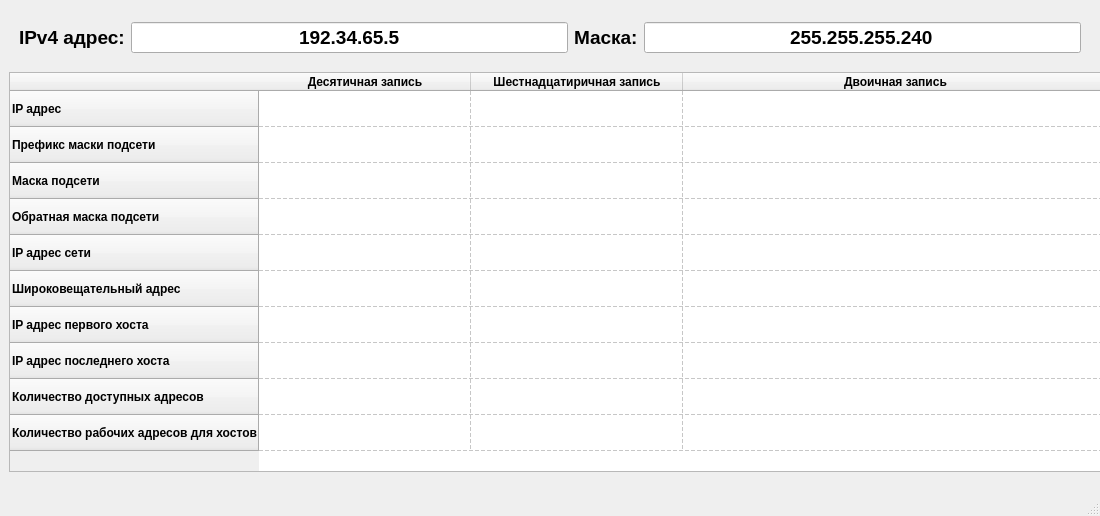
First picture: the form in gui.ui, repository freerunner1317/ipCalcPyCharm, before the edit.
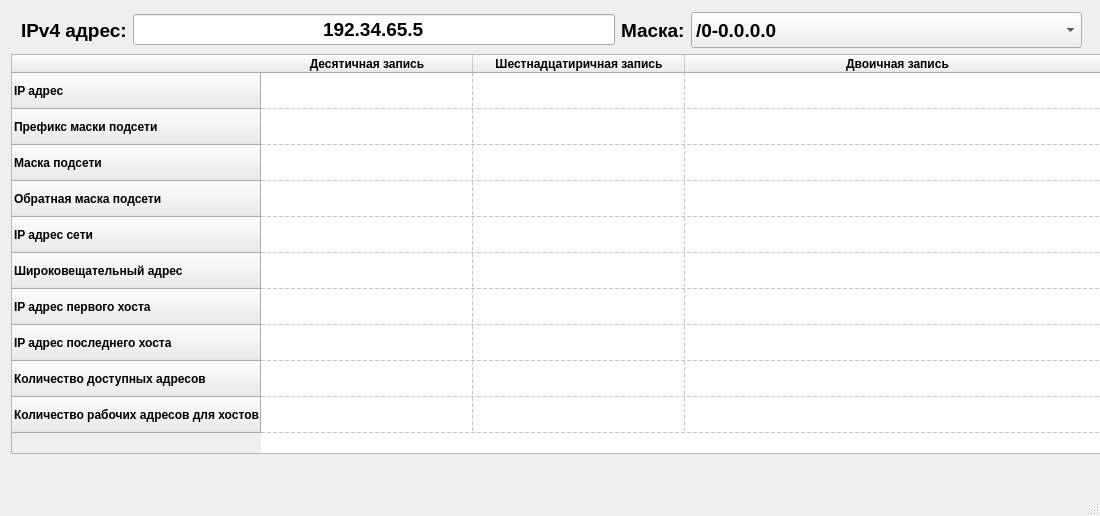
Second picture: the form after the edit.

Diff of the .ui file:
```diff
--- a/gui.ui
+++ b/gui.ui
@@ -41,99 +41,15 @@
    <bool>false</bool>
   </property>
   <widget class="QWidget" name="centralwidget">
-   <layout class="QVBoxLayout" name="verticalLayout">
-    <item>
-     <layout class="QHBoxLayout" name="horizontalLayout">
-      <property name="leftMargin">
-       <number>10</number>
-      </property>
-      <property name="topMargin">
-       <number>0</number>
-      </property>
-      <property name="rightMargin">
-       <number>10</number>
-      </property>
-      <property name="bottomMargin">
-       <number>0</number>
-      </property>
-      <item>
-       <widget class="QLabel" name="label">
-        <property name="font">
-         <font>
-          <pointsize>14</pointsize>
-          <weight>75</weight>
-          <bold>true</bold>
-         </font>
-        </property>
-        <property name="text">
-         <string>IPv4 адрес:</string>
-        </property>
-       </widget>
-      </item>
-      <item>
-       <widget class="QLineEdit" name="lineEdit_ip">
-        <property name="enabled">
-         <bool>true</bool>
-        </property>
-        <property name="font">
-         <font>
-          <pointsize>14</pointsize>
-          <weight>75</weight>
-          <bold>true</bold>
-         </font>
-        </property>
-        <property name="autoFillBackground">
-         <bool>false</bool>
-        </property>
-        <property name="styleSheet">
-         <string notr="true">lineEdit_ip { opacity:0.5;}</string>
-        </property>
-        <property name="text">
-         <string>192.34.65.5</string>
-        </property>
-        <property name="alignment">
-         <set>Qt::AlignCenter</set>
-        </property>
-       </widget>
-      </item>
-      <item>
-       <widget class="QLabel" name="label_2">
-        <property name="font">
-         <font>
-          <pointsize>14</pointsize>
-          <weight>75</weight>
-          <bold>true</bold>
-         </font>
-        </property>
-        <property name="text">
-         <string>Маска:</string>
-        </property>
-       </widget>
-      </item>
-      <item>
-       <widget class="QLineEdit" name="lineEdit_mask">
-        <property name="font">
-         <font>
-          <pointsize>14</pointsize>
-          <weight>75</weight>
-          <bold>true</bold>
-         </font>
-        </property>
-        <property name="autoFillBackground">
-         <bool>false</bool>
-        </property>
-        <property name="text">
-         <string>255.255.255.240</string>
-        </property>
-        <property name="alignment">
-         <set>Qt::AlignCenter</set>
-        </property>
-       </widget>
-      </item>
-     </layout>
-    </item>
-    <item>
      <widget class="QTableWidget" name="tableWidget">
+    <property name="geometry">
+     <rect>
+      <x>11</x>
+      <y>54</y>
+      <width>1100</width>
+      <height>400</height>
+     </rect>
+    </property>
       <property name="sizePolicy">
        <sizepolicy hsizetype="Preferred" vsizetype="Preferred">
         <horstretch>0</horstretch>
@@ -281,8 +197,258 @@
        </property>
       </item>
      </widget>
-    </item>
-   </layout>
+   <widget class="QWidget" name="layoutWidget">
+    <property name="geometry">
+     <rect>
+      <x>21</x>
+      <y>12</y>
+      <width>1061</width>
+      <height>36</height>
+     </rect>
+    </property>
+    <layout class="QHBoxLayout" name="horizontalLayout">
+     <item>
+      <widget class="QLabel" name="label">
+       <property name="font">
+        <font>
+         <pointsize>14</pointsize>
+         <weight>75</weight>
+         <bold>true</bold>
+        </font>
+       </property>
+       <property name="text">
+        <string>IPv4 адрес:</string>
+       </property>
+      </widget>
+     </item>
+     <item>
+      <widget class="QLineEdit" name="lineEdit_ip">
+       <property name="enabled">
+        <bool>true</bool>
+       </property>
+       <property name="font">
+        <font>
+         <pointsize>14</pointsize>
+         <weight>75</weight>
+         <bold>true</bold>
+        </font>
+       </property>
+       <property name="autoFillBackground">
+        <bool>false</bool>
+       </property>
+       <property name="styleSheet">
+        <string notr="true">lineEdit_ip { opacity:0.5;}</string>
+       </property>
+       <property name="text">
+        <string>192.34.65.5</string>
+       </property>
+       <property name="alignment">
+        <set>Qt::AlignCenter</set>
+       </property>
+      </widget>
+     </item>
+     <item>
+      <widget class="QLabel" name="label_2">
+       <property name="font">
+        <font>
+         <pointsize>14</pointsize>
+         <weight>75</weight>
+         <bold>true</bold>
+        </font>
+       </property>
+       <property name="text">
+        <string>Маска:</string>
+       </property>
+      </widget>
+     </item>
+     <item>
+      <widget class="QComboBox" name="comboBox">
+       <property name="sizePolicy">
+        <sizepolicy hsizetype="Preferred" vsizetype="Preferred">
+         <horstretch>0</horstretch>
+         <verstretch>0</verstretch>
+        </sizepolicy>
+       </property>
+       <property name="minimumSize">
+        <size>
+         <width>391</width>
+         <height>0</height>
+        </size>
+       </property>
+       <property name="font">
+        <font>
+         <pointsize>14</pointsize>
+         <weight>75</weight>
+         <bold>true</bold>
+        </font>
+       </property>
+       <property name="layoutDirection">
+        <enum>Qt::LeftToRight</enum>
+       </property>
+       <item>
+        <property name="text">
+         <string>/0-0.0.0.0</string>
+        </property>
+       </item>
+       <item>
+        <property name="text">
+         <string>/1-128.0.0.0</string>
+        </property>
+       </item>
+       <item>
+        <property name="text">
+         <string>/2-192.0.0.0</string>
+        </property>
+       </item>
+       <item>
+        <property name="text">
+         <string>/3-224.0.0.0</string>
+        </property>
+       </item>
+       <item>
+        <property name="text">
+         <string>/4-240.0.0.0</string>
+        </property>
+       </item>
+       <item>
+        <property name="text">
+         <string>/5-248.0.0.0</string>
+        </property>
+       </item>
+       <item>
+        <property name="text">
+         <string>/6-252.0.0.0</string>
+        </property>
+       </item>
+       <item>
+        <property name="text">
+         <string>/7-254.0.0.0</string>
+        </property>
+       </item>
+       <item>
+        <property name="text">
+         <string>/8-255.0.0.0</string>
+        </property>
+       </item>
+       <item>
+        <property name="text">
+         <string>/9-255.128.0.0</string>
+        </property>
+       </item>
+       <item>
+        <property name="text">
+         <string>/10-255.192.0.0</string>
+        </property>
+       </item>
+       <item>
+        <property name="text">
+         <string>/11-255.224.0.0</string>
+        </property>
+       </item>
+       <item>
+        <property name="text">
+         <string>/12-255.240.0.0</string>
+        </property>
+       </item>
+       <item>
+        <property name="text">
+         <string>/13-255.248.0.0</string>
+        </property>
+       </item>
+       <item>
+        <property name="text">
+         <string>/14-255.252.0.0</string>
+        </property>
+       </item>
+       <item>
+        <property name="text">
+         <string>/15-255.254.0.0</string>
+        </property>
+       </item>
+       <item>
+        <property name="text">
+         <string>/16-255.255.0.0</string>
+        </property>
+       </item>
+       <item>
+        <property name="text">
+         <string>/17-255.255.128</string>
+        </property>
+       </item>
+       <item>
+        <property name="text">
+         <string>/18-255.255.192</string>
+        </property>
+       </item>
+       <item>
+        <property name="text">
+         <string>/19-255.255.224</string>
+        </property>
+       </item>
+       <item>
+        <property name="text">
+         <string>/20-255.255.240</string>
+        </property>
+       </item>
+       <item>
+        <property name="text">
+         <string>/21-255.255.248</string>
+        </property>
+       </item>
+       <item>
+        <property name="text">
+         <string>/23-255.255.252</string>
+        </property>
+       </item>
+       <item>
+        <property name="text">
+         <string>/24-255.255.254</string>
+        </property>
+       </item>
+       <item>
+        <property name="text">
+         <string>/25-255.255.255.128</string>
+        </property>
+       </item>
+       <item>
+        <property name="text">
+         <string>/26-255.255.255.192</string>
+        </property>
+       </item>
+       <item>
+        <property name="text">
+         <string>/27-255.255.255.224</string>
+        </property>
+       </item>
+       <item>
+        <property name="text">
+         <string>/28-255.255.255.240</string>
+        </property>
+       </item>
+       <item>
+        <property name="text">
+         <string>/29-255.255.255.248</string>
+        </property>
+       </item>
+       <item>
+        <property name="text">
+         <string>/30-255.255.255.252</string>
+        </property>
+       </item>
+       <item>
+        <property name="text">
+         <string>/31-255.255.255.254</string>
+        </property>
+       </item>
+       <item>
+        <property name="text">
+         <string>/32-255.255.255.255</string>
+        </property>
+       </item>
+      </widget>
+     </item>
+    </layout>
+   </widget>
   </widget>
   <widget class="QMenuBar" name="menubar">
    <property name="geometry">
```
Lines whose indentation alone changed are shown as unchanged.
